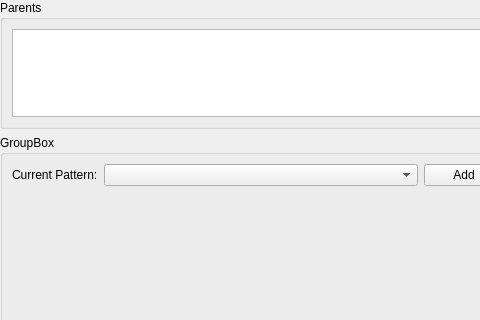
Above: src/gui/SimpleParser/SPRuleInputWidget.ui from xushengj/PrepPipe before the change; both pictures show x 0 to 480 and y 0 to 320 of the 602 by 521 pixel window. Below: the same form after it.
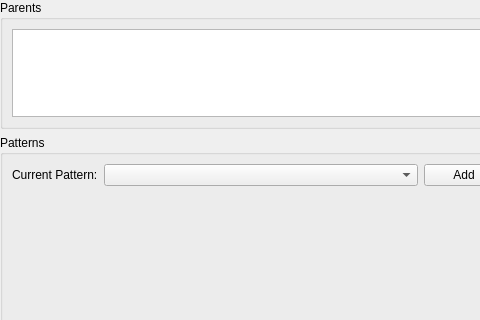
That is the form after the change. Custom widgets are drawn as their Qt base class.

Commit message: Added basic saving support for SimpleParser gui

Diff of the .ui file:
```diff
--- a/src/gui/SimpleParser/SPRuleInputWidget.ui
+++ b/src/gui/SimpleParser/SPRuleInputWidget.ui
@@ -41,7 +41,7 @@
    <item>
     <widget class="QGroupBox" name="groupBox_2">
      <property name="title">
-      <string>GroupBox</string>
+      <string>Patterns</string>
      </property>
      <layout class="QVBoxLayout" name="verticalLayout_2">
       <item>
```
The commit also changes 7 other files.
